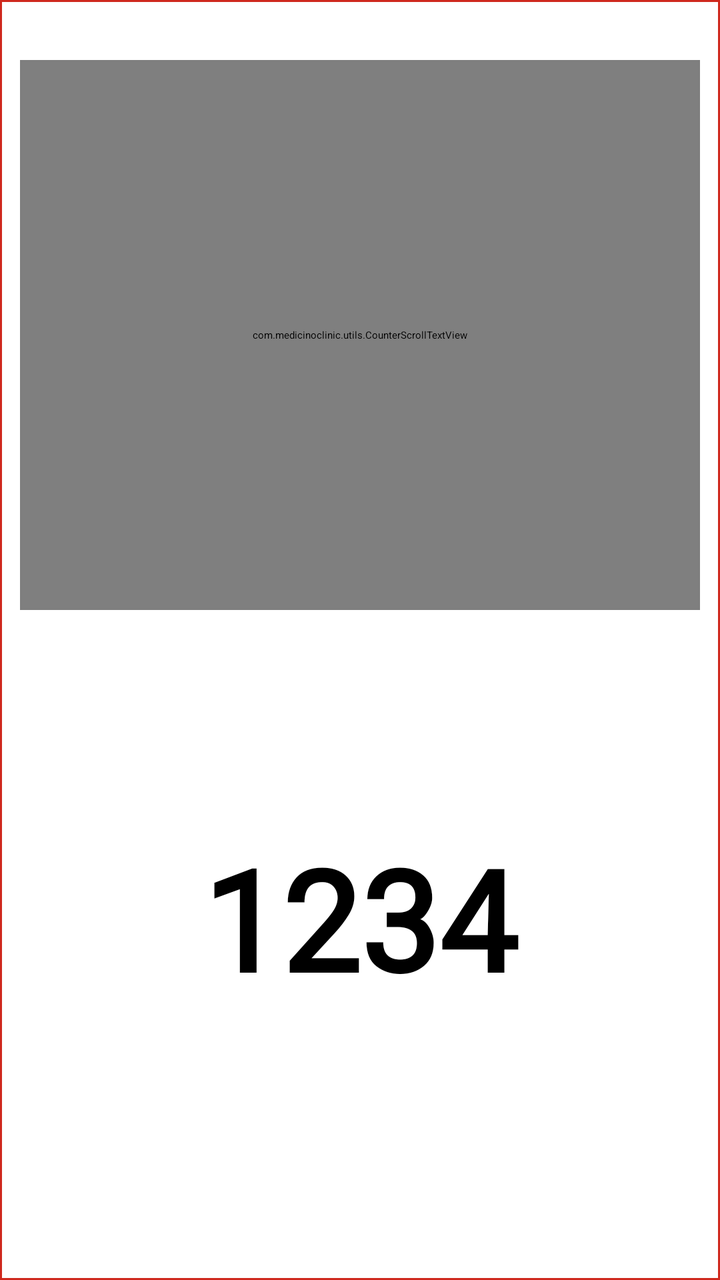
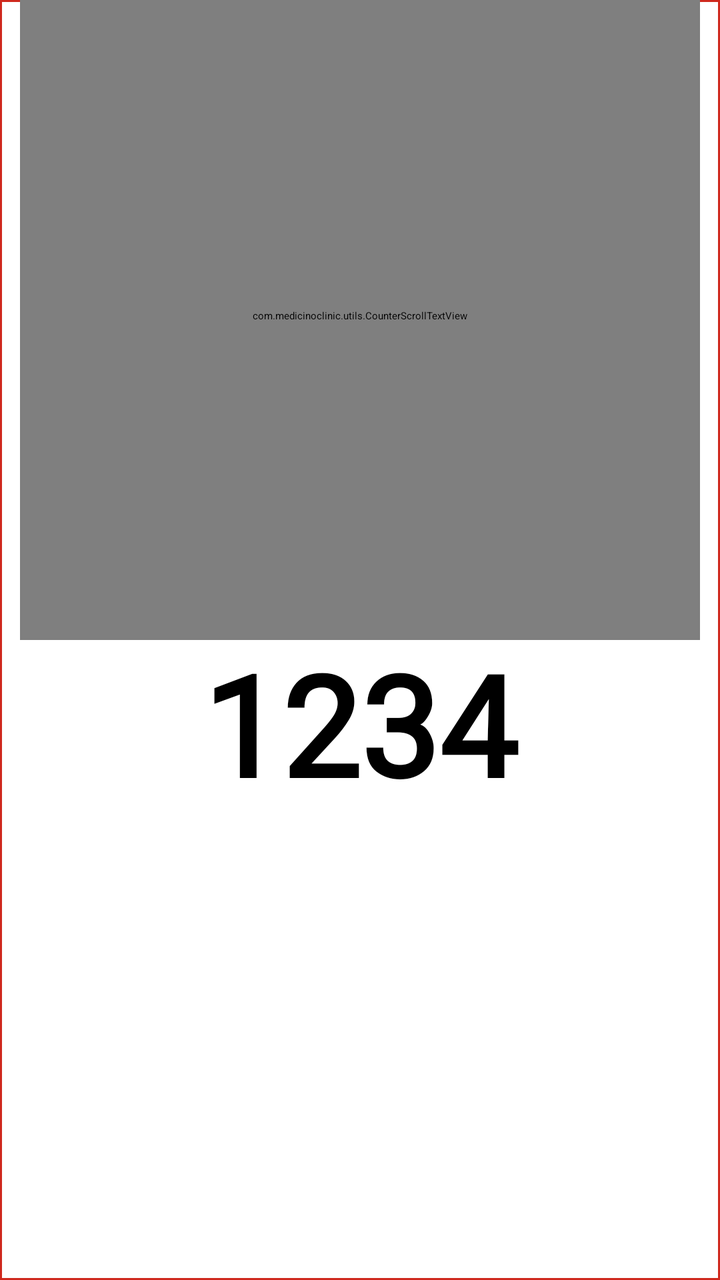

Two renders of the same Android screen: before a commit and after it. Below are the layout's source before the change and the commit's diff.
<!-- AndroidManifest.xml: application theme Theme.MedicinoAndroidTV -->
<!-- res/layout/item_counter1.xml -->
<?xml version="1.0" encoding="utf-8"?>
<LinearLayout xmlns:android="http://schemas.android.com/apk/res/android"
    android:layout_width="match_parent"
    android:layout_height="match_parent"
    android:background="@drawable/focus"
    android:focusable="true"
    android:focusableInTouchMode="true"
    android:orientation="vertical"
    android:paddingStart="10dp"
    android:paddingEnd="10dp"
    android:weightSum="2">

    <com.medicinoclinic.utils.CounterScrollTextView
        android:id="@+id/tv_name"
        android:layout_width="match_parent"
        android:layout_height="0dp"
        android:gravity="center_vertical|center"
        android:singleLine="true"
        android:text="Counter A"
        android:fontFamily="@font/poppins_regular"
        android:textColor="@color/black"
        android:textSize="50sp"
        android:textStyle="bold"
        android:paddingTop="0dp"
        android:paddingBottom="0dp"
        android:lineSpacingExtra="0dp"
        android:textFontWeight="900"
        android:includeFontPadding="false"
        android:layout_weight="1"
        android:layout_marginTop="30dp"
        android:layout_marginBottom="0dp"/>

    <TextView
        android:id="@+id/tv_token"
        android:layout_width="match_parent"
        android:layout_height="0dp"
        android:gravity="center_vertical|center"
        android:layout_marginTop="20dp"
        android:layout_marginBottom="40dp"
        android:text="1234"
        android:textColor="@android:color/black"
        android:textSize="70sp"
        android:textStyle="bold"
        android:paddingTop="0dp"
        android:fontFamily="@font/poppins_bold"
        android:paddingBottom="0dp"
        android:lineSpacingExtra="0dp"
        android:includeFontPadding="false"
        android:layout_weight="1"/>

</LinearLayout>
<!-- resources referenced by this layout -->
<resources>
  <color name="black">#000000</color>
  <!-- drawable focus (drawable) -->
  <?xml version="1.0" encoding="utf-8"?>
  <selector xmlns:android="http://schemas.android.com/apk/res/android">
      <item android:state_focused="true" android:drawable="@drawable/rectangle_bg1" />
      <item android:drawable="@drawable/rectangle_bg" />
  </selector>
  <style name="Theme.MedicinoAndroidTV" parent="@style/Theme.Leanback" />
  <!-- drawable rectangle_bg1 (drawable) -->
  <?xml version="1.0" encoding="utf-8"?>
  <shape xmlns:android="http://schemas.android.com/apk/res/android">
      <solid android:color="@color/selectedBg"/>
      <stroke android:width="1dp" android:color="@color/red"/>
      <corners android:radius="1dp" />
  
  </shape>
  <!-- drawable rectangle_bg (drawable) -->
  <?xml version="1.0" encoding="utf-8"?>
  <shape xmlns:android="http://schemas.android.com/apk/res/android">
      <solid android:color="@color/white"/>
  
      <stroke android:width="1dp"
          android:color="@color/red"
          />
  
  
  
  
  
  
  
      <corners android:bottomRightRadius="0dp"
          android:bottomLeftRadius="0dp"
          android:topLeftRadius="0dp"
          android:topRightRadius="0dp"/>
  </shape>
  <color name="selectedBg">#A692F3DE</color>
  <color name="red">#CF291E</color>
  <color name="white">#ffffff</color>
</resources>

<!-- the commit's change to res/layout/item_counter1.xml (unified diff, before → after) -->
@@ -14,7 +14,8 @@
         android:id="@+id/tv_name"
         android:layout_width="match_parent"
         android:layout_height="0dp"
-        android:gravity="center_vertical|center"
+        android:layout_weight="1"
+        android:gravity="bottom|center_horizontal"
         android:singleLine="true"
         android:text="Counter A"
         android:fontFamily="@font/poppins_regular"
@@ -22,30 +23,25 @@
         android:textSize="50sp"
         android:textStyle="bold"
         android:paddingTop="0dp"
-        android:paddingBottom="0dp"
+        android:paddingBottom="4dp"
         android:lineSpacingExtra="0dp"
         android:textFontWeight="900"
-        android:includeFontPadding="false"
-        android:layout_weight="1"
-        android:layout_marginTop="30dp"
-        android:layout_marginBottom="0dp"/>
+        android:includeFontPadding="false" />
 
     <TextView
         android:id="@+id/tv_token"
         android:layout_width="match_parent"
         android:layout_height="0dp"
-        android:gravity="center_vertical|center"
-        android:layout_marginTop="20dp"
-        android:layout_marginBottom="40dp"
+        android:layout_weight="1"
+        android:gravity="top|center_horizontal"
         android:text="1234"
         android:textColor="@android:color/black"
         android:textSize="70sp"
         android:textStyle="bold"
-        android:paddingTop="0dp"
+        android:paddingTop="4dp"
         android:fontFamily="@font/poppins_bold"
         android:paddingBottom="0dp"
         android:lineSpacingExtra="0dp"
-        android:includeFontPadding="false"
-        android:layout_weight="1"/>
+        android:includeFontPadding="false" />
 
 </LinearLayout>
